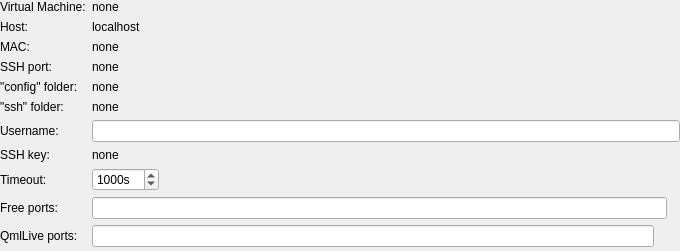
Above: src/plugins/mer/meremulatordevicewidget.ui from sailfishos/sailfish-qtcreator before the change. Below: the same form after it.
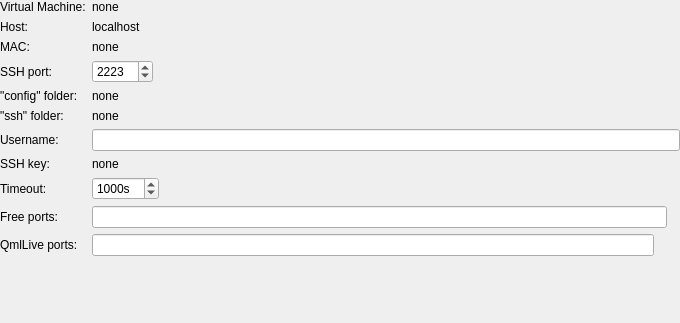
That is the form after the change.

Commit message: Mer: Allow to change SSH port for an emulator

Patch:
```diff
--- a/src/plugins/mer/meremulatordevicewidget.ui
+++ b/src/plugins/mer/meremulatordevicewidget.ui
@@ -7,7 +7,7 @@
     <x>0</x>
     <y>0</y>
     <width>680</width>
-    <height>251</height>
+    <height>323</height>
    </rect>
   </property>
   <property name="windowTitle">
@@ -88,14 +88,40 @@
     </widget>
    </item>
    <item row="3" column="1">
-    <widget class="QLabel" name="sshPortLabelEdit">
-     <property name="text">
-      <string>none</string>
-     </property>
-     <property name="textInteractionFlags">
-      <set>Qt::LinksAccessibleByMouse|Qt::TextSelectableByKeyboard|Qt::TextSelectableByMouse</set>
-     </property>
-    </widget>
+    <layout class="QHBoxLayout" name="horizontalLayout_3">
+     <item>
+      <widget class="QSpinBox" name="sshPortSpinBox">
+       <property name="sizePolicy">
+        <sizepolicy hsizetype="Fixed" vsizetype="Fixed">
+         <horstretch>0</horstretch>
+         <verstretch>0</verstretch>
+        </sizepolicy>
+       </property>
+       <property name="minimum">
+        <number>1024</number>
+       </property>
+       <property name="maximum">
+        <number>65535</number>
+       </property>
+       <property name="value">
+        <number>2223</number>
+       </property>
+      </widget>
+     </item>
+     <item>
+      <widget class="QLabel" name="sshPortInfoLabel">
+       <property name="sizePolicy">
+        <sizepolicy hsizetype="Fixed" vsizetype="Preferred">
+         <horstretch>0</horstretch>
+         <verstretch>0</verstretch>
+        </sizepolicy>
+       </property>
+       <property name="text">
+        <string/>
+       </property>
+      </widget>
+     </item>
+    </layout>
    </item>
    <item row="4" column="0">
     <widget class="QLabel" name="configFolderLabel">
```
Left out of the diff: 1 changed line with no effect on the pictures. The commit also changes 4 other files.
